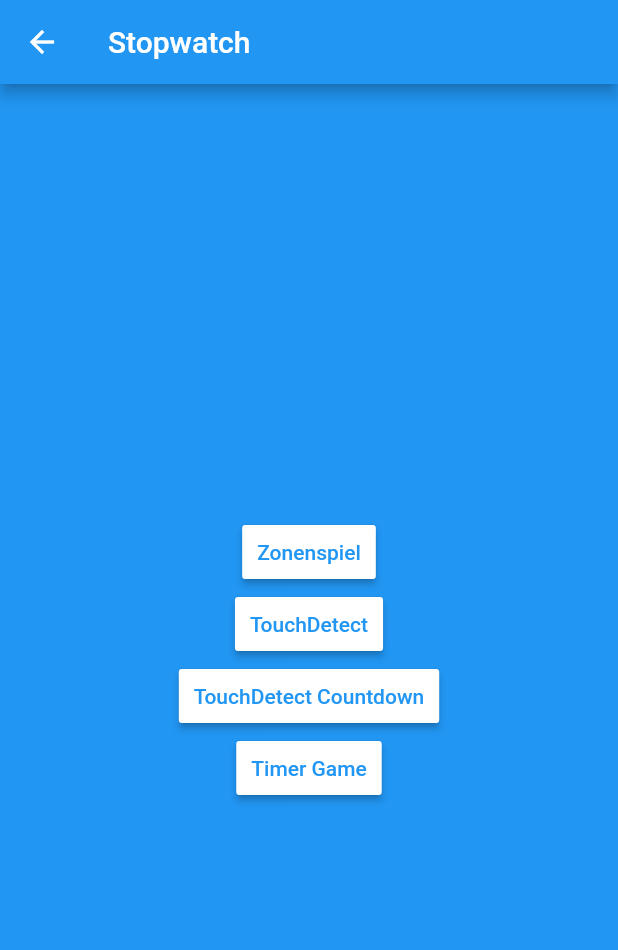
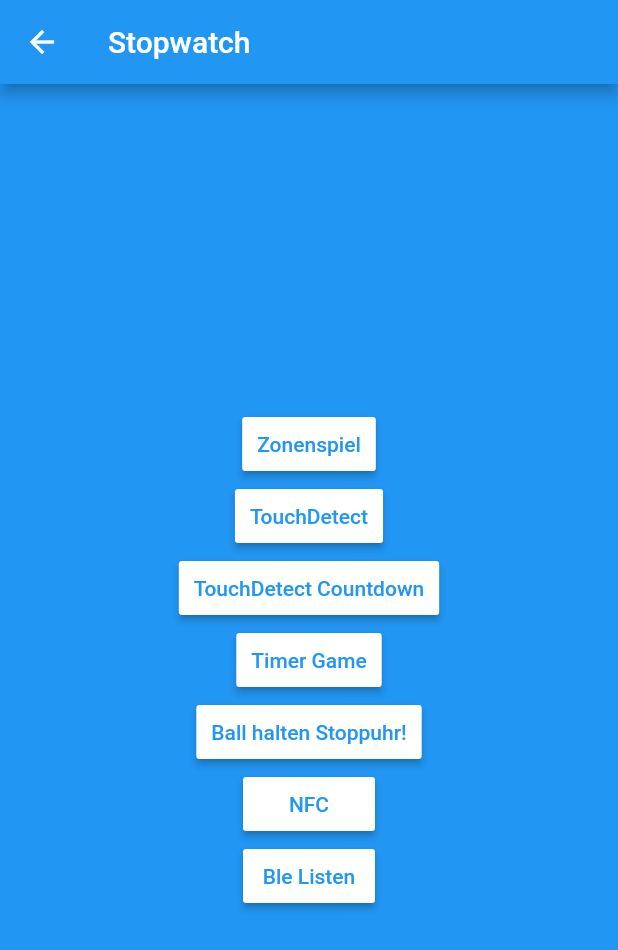
Before and after one commit to cpechhacker/football_games, a Flutter app: the screen it shows after launch, after a tap on "Widget Selection", on a phone screen of 412 x 824 dp. Shown: the top 950 px of the screen. Run offline on Flutter 3.47's test engine with Material 2 defaults, Android fonts, the phone set to English and light mode, and no system bars; our stand-ins replace flutter_blue, flutter_colorpicker, flutter_spinbox, stop_watch_timer; missing offline and left inert: icon_badge, nfc_manager, perfect_volume_control.

Commit message:
add widgets

```diff
--- a/lib/WidgetSelection.dart
+++ b/lib/WidgetSelection.dart
@@ -14,6 +14,10 @@ import 'ZonenSpiel.dart';
 import 'TouchDetect.dart';
 import 'TouchDetectCountdown.dart';
 import 'Timer.dart';
+import 'NFCReadWrite.dart';
+import 'BallHaltenStoppuhr.dart';
+import 'BleListen.dart';
+
 import "Stopwatch.dart";
 
 
@@ -120,6 +124,30 @@ class _SelectionWidgetState extends State {
                 padding: EdgeInsets.fromLTRB(10, 10, 10, 10),
                 splashColor: Colors.grey,
               ),
+              RaisedButton(
+                child: Text("Ball halten Stoppuhr!"),
+                onPressed: _startBallHalten,
+                color: Colors.white,
+                textColor: Colors.blue,
+                padding: EdgeInsets.fromLTRB(10, 10, 10, 10),
+                splashColor: Colors.grey,
+              ),
+              RaisedButton(
+                child: Text("NFC"),
+                onPressed: _startNFCReadWrite,
+                color: Colors.white,
+                textColor: Colors.blue,
+                padding: EdgeInsets.fromLTRB(10, 10, 10, 10),
+                splashColor: Colors.grey,
+              ),
+              RaisedButton(
+                child: Text("Ble Listen"),
+                onPressed: _startBleListen,
+                color: Colors.white,
+                textColor: Colors.blue,
+                padding: EdgeInsets.fromLTRB(10, 10, 10, 10),
+                splashColor: Colors.grey,
+              ),
             ],
           ),
         ),
@@ -191,5 +219,24 @@ class _SelectionWidgetState extends State {
     );
   }
 
+  void _startBallHalten() {
+    Navigator.of(context).push(
+      MaterialPageRoute(builder: (context) => BallHalten()),
+    );
+  }
+
+  void _startNFCReadWrite() {
+    Navigator.of(context).push(
+      MaterialPageRoute(builder: (context) => NFCReadWrite()),
+    );
+  }
+
+  void _startBleListen() {
+    Navigator.of(context).push(
+      MaterialPageRoute(builder: (context) => BleListen()),
+    );
+  }
+
+
 
 }
```
